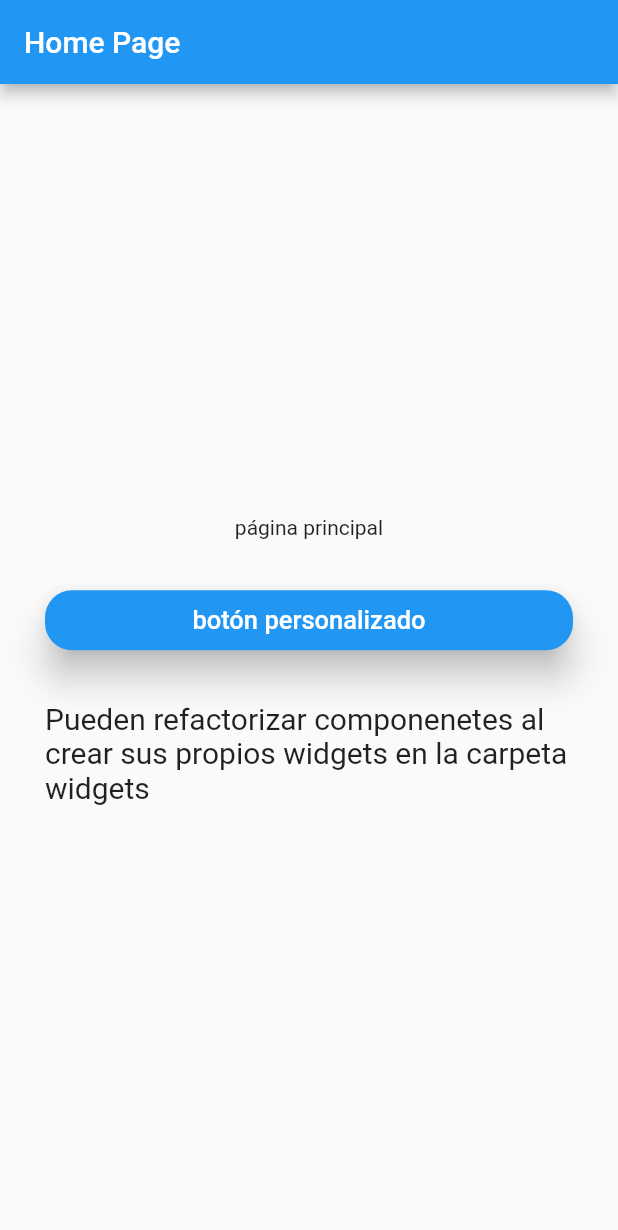
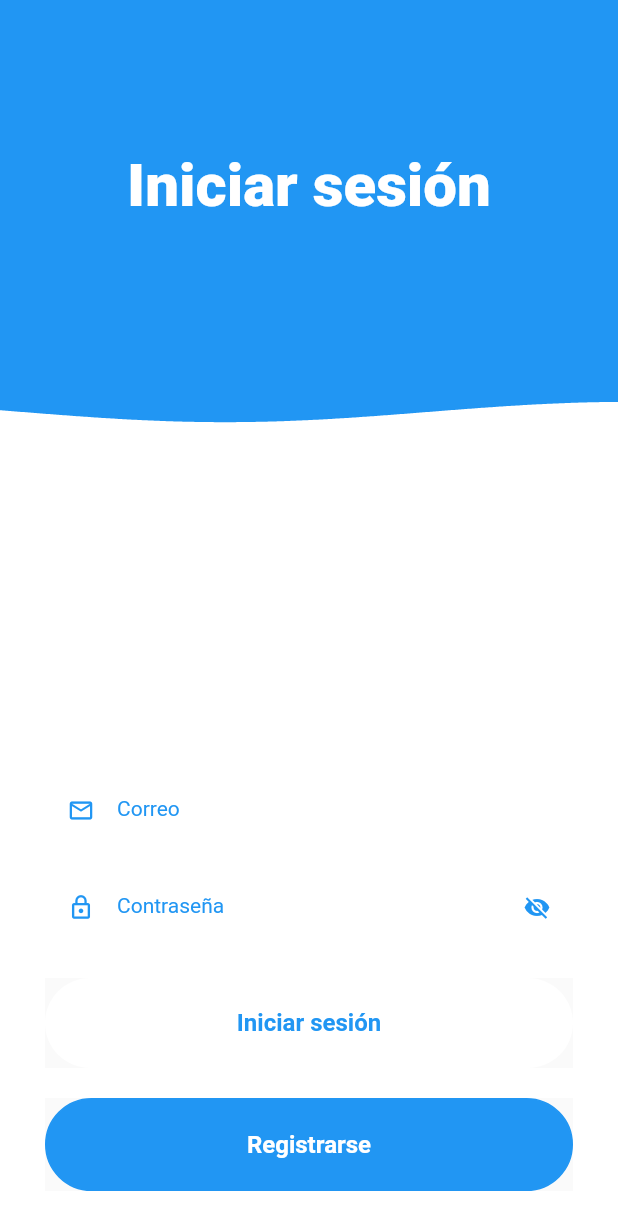
Before and after one commit to lalo1234321/tindog, a Flutter app: the screen it shows after launch, on a phone screen of 412 x 824 dp. Shown: the top 1230 px of the screen. Run offline on Flutter 3.47's test engine with Material 2 defaults, Android fonts, the light colour scheme and no system bars; missing offline and left inert: dart:ffi.

Commit message:
adding the login page

```diff
--- /dev/null
+++ b/lib/helpers/home_view.dart
@@ -0,0 +1,15 @@
+import 'package:flutter/material.dart';
+
+
+class HomeView with ChangeNotifier {
+
+  bool _isVisible = false;
+
+  get isVisible => _isVisible;
+
+  set isVisible( value ) {
+    _isVisible = value;
+    notifyListeners();
+  }
+
+}
--- a/lib/main.dart
+++ b/lib/main.dart
@@ -1,17 +1,31 @@
+
+
+
 import 'package:flutter/material.dart';
-import 'package:tindog/pages/home_page.dart';
+import 'package:provider/provider.dart';
+import 'package:tindog/helpers/home_view.dart';
+import 'package:tindog/pages/login_page.dart';
+import 'package:tindog/pages/register_page.dart';
 
 void main() => runApp(MyApp());
 
 class MyApp extends StatelessWidget {
   @override
   Widget build(BuildContext context) {
-    return MaterialApp(
-      title: 'Material App',
-      initialRoute: 'home',
-      routes: {
-        'home': ( BuildContext context ) => HomePage()
-      },
+    return MultiProvider(
+      providers: [
+        ChangeNotifierProvider( create: (BuildContext context ) => HomeView())
+      ],
+      child: MaterialApp(
+        debugShowCheckedModeBanner: false,
+        title: 'Material App',
+        initialRoute: 'login',
+        routes: {
+
+          'login': ( BuildContext context ) => LoginPage(),
+          'register' : (BuildContext context) => RegisterPage()
+        },
+      ),
     );
   }
 }
--- /dev/null
+++ b/lib/pages/login_page.dart
@@ -0,0 +1,102 @@
+
+
+import 'package:flutter/material.dart';
+import 'package:provider/provider.dart';
+import 'package:tindog/helpers/home_view.dart';
+import 'package:tindog/widgets/btn.dart';
+import 'package:tindog/widgets/custom_input.dart';
+import 'package:tindog/widgets/wave_widget.dart';
+
+
+class LoginPage extends StatelessWidget {
+  final emailCtl = TextEditingController();
+  final passCtl = TextEditingController();
+  @override
+  Widget build(BuildContext context) {
+    final model = Provider.of<HomeView>(context);
+    final size = MediaQuery.of(context).size;
+    // para saber si el keyboard está abierto
+    final bool keyBoardOpen = MediaQuery.of(context).viewInsets.bottom > 0;
+
+
+
+    return Scaffold(
+      backgroundColor: Colors.white,
+      body: Stack(
+        children: [
+          Container(
+            height: size.height -200,
+            color: Colors.blue
+          ),
+          AnimatedPositioned(
+            duration: Duration( milliseconds: 500 ),
+            curve: Curves.easeOutQuad,
+            top: keyBoardOpen ? -size.height / 3.7 : 0.0,
+            child: WaveWidget(
+              size: size,
+              yOffset: size.height / 3.0,
+              color: Colors.white
+            ),
+          ),
+          Padding(
+            padding: const EdgeInsets.only( top: 100 ),
+            child: Row(
+              mainAxisAlignment: MainAxisAlignment.center,
+              children: <Widget>[
+                Text(
+                  'Iniciar sesión',
+                  style: TextStyle(
+                    color: Colors.white,
+                    fontSize: 40,
+                    fontWeight: FontWeight.w900
+                  ),
+                )
+              ],
+            ),
+          ),
+          Padding(
+            padding: const EdgeInsets.all(30.0),
+            child: Column(
+              mainAxisAlignment: MainAxisAlignment.end,
+              children: <Widget>[
+                CustomInput(
+                  hintText: 'Correo',
+                  obscureText: false,
+                  prefixIconData: Icons.mail_outline,
+                  textController: emailCtl,
+                ),
+                SizedBox(height: 10,),
+                CustomInput(
+                  hintText: 'Contraseña',
+                  obscureText: model.isVisible ? true : false,
+                  prefixIconData: Icons.lock_outline,
+                  sufixIconData: model.isVisible ? Icons.visibility : Icons.visibility_off ,
+                  textController: passCtl,
+                ),
+                SizedBox(height: 20,),
+                Btn(
+                  title: 'Iniciar sesión',
+                  hasBorder: false,
+                  onChanged: () {
+                    print('email ${emailCtl.text} \npassword ${passCtl.text}');
+                  },
+                ),
+                SizedBox(height: 20,),
+                Btn(
+                  title: 'Registrarse',
+                  hasBorder: true,
+                  onChanged: () {
+                    Navigator.pushReplacementNamed(context, 'register');
+                  },
+                ),
+
+              ],
+          ),
+        ),
+        ],
+
+      )
+
+    );
+  }
+}
--- /dev/null
+++ b/lib/pages/register_page.dart
@@ -0,0 +1,17 @@
+import 'package:flutter/material.dart';
+
+class RegisterPage extends StatelessWidget {
+  @override
+  Widget build(BuildContext context) {
+    return Scaffold(
+      body: Center(
+        child: ElevatedButton(
+          child: Text('view'),
+          onPressed: () {
+            print('algo');
+          },
+        ),
+      ),
+    );
+  }
+}
--- /dev/null
+++ b/lib/widgets/btn.dart
@@ -0,0 +1,52 @@
+import 'package:flutter/material.dart';
+
+
+class Btn extends StatelessWidget {
+
+  final String title;
+  final bool hasBorder;
+  final Function onChanged;
+
+  const Btn({
+    Key key,
+    this.title,
+    this.hasBorder,
+    this.onChanged
+  }) : super(key: key);
+
+  @override
+  Widget build(BuildContext context) {
+    return Material(
+      child: Ink(
+        decoration: BoxDecoration(
+          borderRadius: BorderRadius.circular(40),
+          border: hasBorder ?
+          Border.all(
+            color: Colors.blue,
+            width: 1.0
+          ) : Border.fromBorderSide(BorderSide.none),
+          color: hasBorder ? Colors.blue : Colors.white,
+        ),
+        child: InkWell(
+          borderRadius: BorderRadius.circular(30),
+          child: GestureDetector(
+            onTap: onChanged,
+            child: Container(
+              height: 60,
+              child: Center(
+                child: Text(
+                  title,
+                  style: TextStyle(
+                    color: hasBorder ? Colors.white : Colors.blue,
+                    fontWeight: FontWeight.w600,
+                    fontSize: 16.0
+                  ),
+                ),
+              ),
+            ),
+          ),
+        ),
+      ),
+    );
+  }
+}
--- /dev/null
+++ b/lib/widgets/clipper_widget.dart
@@ -0,0 +1,22 @@
+import 'package:flutter/cupertino.dart';
+
+
+class ClipperWidget extends CustomClipper<Path> {
+  final List<Offset> waveList;
+
+  ClipperWidget({this.waveList});
+
+  @override
+  getClip(Size size) {
+    final Path path =Path();
+    path.addPolygon(waveList, false);
+    path.lineTo(size.width, size.height);
+    path.lineTo(0.0, size.height);
+    path.close();
+    return path;
+  }
+
+  @override
+  bool shouldReclip(covariant CustomClipper oldClipper) => true;
+
+}
--- /dev/null
+++ b/lib/widgets/custom_input.dart
@@ -0,0 +1,67 @@
+import 'package:flutter/material.dart';
+import 'package:provider/provider.dart';
+import 'package:tindog/helpers/home_view.dart';
+
+
+class CustomInput extends StatelessWidget {
+
+  final String hintText;
+  final IconData prefixIconData;
+  final IconData sufixIconData;
+  final bool obscureText;
+  final Function onChanged;
+  final TextEditingController textController;
+
+  const CustomInput({
+    Key key,
+    this.hintText,
+    this.prefixIconData,
+    this.sufixIconData,
+    this.obscureText,
+    this.onChanged,
+    this.textController
+  }) : super(key: key);
+
+  @override
+  Widget build(BuildContext context) {
+    final model = Provider.of<HomeView>(context);
+    return TextField(
+      style: TextStyle(
+        color: Colors.blue,
+        fontSize: 14
+      ),
+      cursorColor: Colors.blue,
+      decoration: InputDecoration(
+        labelText: hintText,
+        prefixIcon: Icon(
+          prefixIconData,
+          size:18,
+          color: Colors.blue
+        ),
+        enabledBorder: UnderlineInputBorder(
+          borderRadius: BorderRadius.circular(10),
+          borderSide: BorderSide.none
+        ),
+        focusedBorder: OutlineInputBorder(
+          borderRadius: BorderRadius.circular(10),
+          borderSide: BorderSide(color: Colors.blue)
+        ),
+        suffixIcon: GestureDetector(
+          onTap: () {
+            model.isVisible = !model.isVisible;
+          },
+          child: Icon(
+            sufixIconData,
+            size: 18,
+            color: Colors.blue,
+          ),
+        ),
+        labelStyle: TextStyle(color: Colors.blue)
+        ),
+
+        obscureText: obscureText,
+        controller: this.textController,
+      ) ;
+
+  }
+}
--- /dev/null
+++ b/lib/widgets/wave_widget.dart
@@ -0,0 +1,87 @@
+import 'package:flutter/material.dart';
+import 'dart:math' as Math;
+
+import 'package:tindog/widgets/clipper_widget.dart';
+
+class WaveWidget extends StatefulWidget {
+
+  final Size size;
+  final double yOffset;
+  final Color color;
+
+  const WaveWidget({
+    Key key,
+    this.size,
+    this.yOffset,
+    this.color
+  }) : super(key: key);
+
+  @override
+  _WaveWidgetState createState() => _WaveWidgetState();
+}
+
+class _WaveWidgetState extends State<WaveWidget> with TickerProviderStateMixin {
+  AnimationController animationController;
+  List<Offset> wavePoints = [];
+
+  @override
+  void initState() {
+    // TODO: implement initState
+    super.initState();
+    animationController = AnimationController(
+      vsync: this,
+      duration: Duration(milliseconds: 40000)
+    )
+    ..addListener(() {
+      wavePoints.clear();
+      final double waveSpeed = animationController.value * 7000;
+      final double fullSphere = animationController.value * Math.pi * 2;
+      final double normalizer = Math.cos(fullSphere);
+      final double waveWidth = Math.pi /270;
+      final double waveHeight = 20.0;
+
+      for( int i = 0; i <= widget.size.width.toInt(); i++ ) {
+        double calc = Math.sin((waveSpeed -i) * waveWidth);
+
+        wavePoints.add(
+          Offset(
+            i.toDouble(),
+            calc * waveHeight * normalizer + widget.yOffset
+          )
+        );
+
+
+      }
+
+    });
+    animationController.repeat();
+  }
+
+  @override
+  void dispose() {
+    // TODO: implement dispose
+    animationController.dispose();
+    super.dispose();
+
+
+  }
+
+  @override
+  Widget build(BuildContext context) {
+    return AnimatedBuilder(
+      animation: animationController,
+      builder: (context,_) {
+        return ClipPath(
+          clipper: ClipperWidget(
+            waveList: wavePoints
+          ),
+          child: Container(
+            width: widget.size.width,
+            height: widget.size.height,
+            color: widget.color,
+          ),
+        );
+      },
+    );
+  }
+}
--- a/pubspec.yaml
+++ b/pubspec.yaml
@@ -28,6 +28,7 @@ dependencies:
   # The following adds the Cupertino Icons font to your application.
   # Use with the CupertinoIcons class for iOS style icons.
   cupertino_icons: ^1.0.2
+  provider: ^4.3.1
 
 dev_dependencies:
   flutter_test:
```
Also changed, not shown: pubspec.lock.
